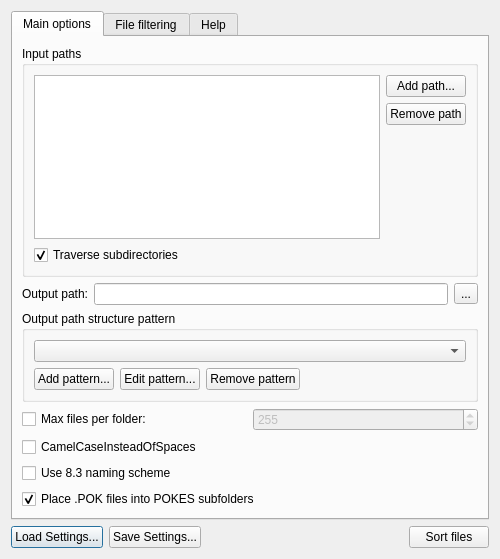
Old version of the form ui/SorterLauncher.ui in the repository ladyeklipse/ZX-Pokemaster.
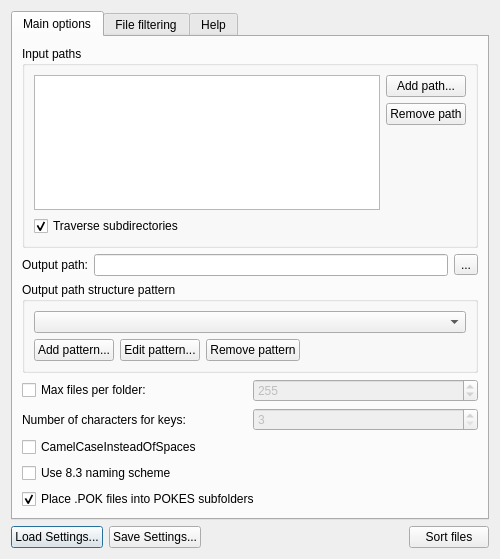
New version of the form. The open tabs and pages were chosen to show the change. Icons and pictures are not drawn.

Commit message: Added new feature: bundle sorting by >3 letter keys.

Patch:
```diff
--- a/ui/SorterLauncher.ui
+++ b/ui/SorterLauncher.ui
@@ -104,7 +104,7 @@
       <attribute name="title">
        <string>Main options</string>
       </attribute>
-      <layout class="QVBoxLayout" name="verticalLayout_2" stretch="2,0,0,0,0,0,0">
+      <layout class="QVBoxLayout" name="verticalLayout_2" stretch="2,0,0,0,0,0,0,0">
        <item>
         <widget class="QGroupBox" name="groupBox">
          <property name="title">
@@ -246,6 +246,39 @@
          </item>
         </layout>
        </item>
+       <item>
+        <layout class="QHBoxLayout" name="horizontalLayout_7">
+         <item>
+          <widget class="QLabel" name="label_7">
+           <property name="text">
+            <string>Number of characters for keys:</string>
+           </property>
+          </widget>
+         </item>
+         <item>
+          <widget class="QSpinBox" name="txtBundleKeyLength">
+           <property name="enabled">
+            <bool>false</bool>
+           </property>
+           <property name="focusPolicy">
+            <enum>Qt::StrongFocus</enum>
+           </property>
+           <property name="toolTip">
+            <string>If &quot;Max files for per folder&quot; is selected and the files are sorted into subfolders, the subfolder names will look like &quot;tuj-spa&quot; if this value=3 or &quot;tujad-space&quot; if this value=5</string>
+           </property>
+           <property name="minimum">
+            <number>3</number>
+           </property>
+           <property name="maximum">
+            <number>50</number>
+           </property>
+           <property name="value">
+            <number>3</number>
+           </property>
+          </widget>
+         </item>
+        </layout>
+       </item>
        <item>
         <widget class="QCheckBox" name="chkCamelCase">
          <property name="focusPolicy">
```
Left out of the diff: 4 changed lines with no effect on the pictures. The commit also changes 26 other files.
